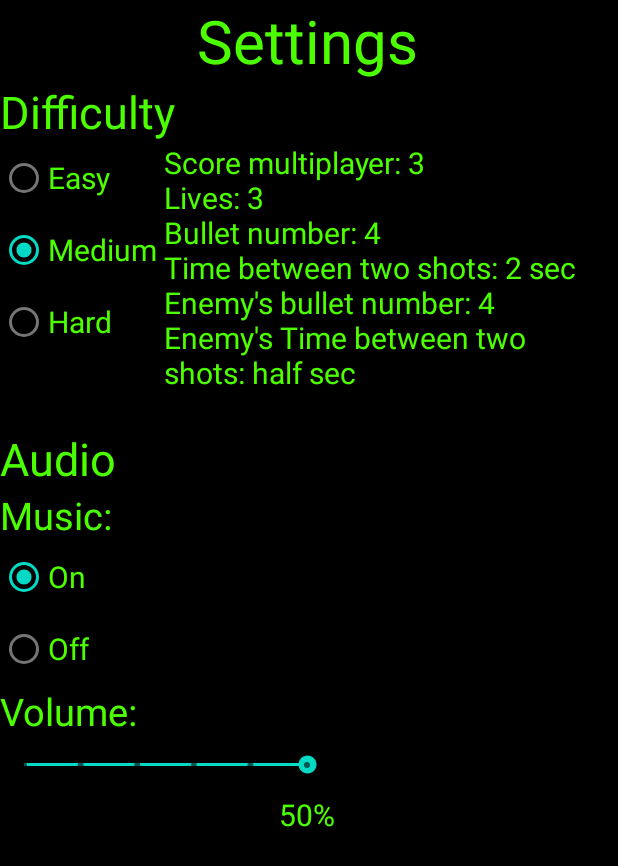
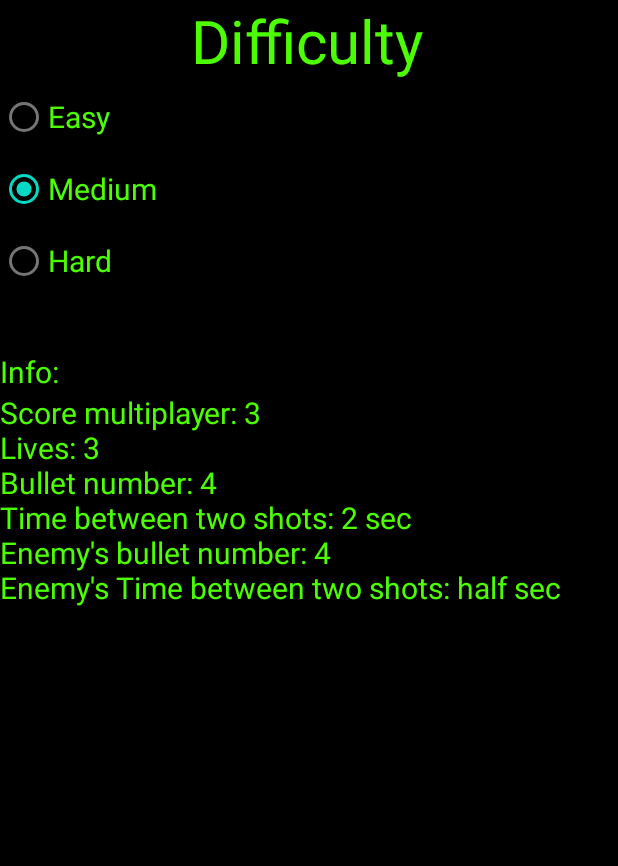
Before and after one commit to AdamBeer2000/MobilPog, an Android app: the DifficultySettingsView screen opened directly, with no data from a screen before it, on a phone screen of 412 x 824 dp. Shown: the top 866 px of the screen. Run offline under Robolectric (Android 15) with nearby library versions, the light colour scheme and no system bars.

Commit message:
UI update

```diff
--- a/app/src/main/AndroidManifest.xml
+++ b/app/src/main/AndroidManifest.xml
@@ -30,7 +30,10 @@
         android:supportsRtl="true"
         android:theme="@style/Theme.MobilpogBead">
         <activity
-            android:name=".Settings"
+            android:name=".DifficultySettingsView"
+            android:exported="true"/>
+        <activity
+            android:name=".AudioSettingsView"
             android:exported="true"/>
         <activity
             android:name=".MainMenu"
--- a/app/src/main/java/com/mobilpogbead/Settings.kt
+++ b/app/src/main/java/com/mobilpogbead/DifficultySettingsView.kt
@@ -1,30 +1,22 @@
 package com.mobilpogbead
 
 import android.annotation.SuppressLint
-import android.content.pm.PackageManager
 import androidx.appcompat.app.AppCompatActivity
 import android.os.Bundle
-import android.os.Environment
 import android.util.Log
-import android.view.Window
 import android.widget.RadioButton
 import android.widget.RadioGroup
 import android.widget.SeekBar
 import android.widget.TextView
-import androidx.core.app.ActivityCompat
 import com.google.gson.Gson
 import com.mobilpogbead.audio.SingletonAudioManager
 import com.mobilpogbead.settings.AudioSettings
 import com.mobilpogbead.settings.DifficultiSettings
-import com.mobilpogbead.settings.MySettings
 import java.io.File
-import com.google.gson.reflect.TypeToken
 import com.mobilpogbead.settings.getCurrentSettings
-import java.lang.reflect.Type
-import java.util.jar.Manifest
 
 
-class Settings : AppCompatActivity() {
+class DifficultySettingsView : AppCompatActivity() {
 
     lateinit var radioButtonEasy: RadioButton
     lateinit var radioButtonMedium: RadioButton
@@ -44,7 +36,7 @@ class Settings : AppCompatActivity() {
     {
         super.onCreate(savedInstanceState)
         supportActionBar?.hide()
-        setContentView(R.layout.activity_settings)
+        setContentView(R.layout.activity_settings_difficulty)
 
         radioButtonEasy = findViewById(R.id.difficultyRadioGroupEasy)
         radioButtonMedium = findViewById(R.id.difficultyRadioGroupMedium)
@@ -52,19 +44,6 @@ class Settings : AppCompatActivity() {
         difficultyRadioButtonGroup = findViewById(R.id.difficultyRadioGroup)
 
         difficultyInfoText = findViewById(R.id.difficoltyInfoText)
-
-        musicRadioGrupOn = findViewById(R.id.musicRadioGrupOn)
-        musicRadioGrupOff = findViewById(R.id.musicRadioGrupOff)
-        musicRadioGrup = findViewById(R.id.musicRadioGrup)
-
-        volumeSeekBar = findViewById(R.id.volumeSeekBar)
-        volumeSeekBar.setMax(10)
-        volumeSeekBar.progress = (AudioSettings.audioVolume * 10).toInt()
-
-
-        percentageView = findViewById(R.id.percentageView)
-
-        percentageView.text = "${(AudioSettings.audioVolume * 100).toInt()}%"
 
         when (DifficultiSettings.diffisultiSetting) {
             DifficultiSettings.Difficulti.Easy -> {
@@ -77,46 +56,11 @@ class Settings : AppCompatActivity() {
                 difficultyRadioButtonGroup.check(R.id.difficultyRadioGroupHard)
             }
         }
+
         difficultyInfoText.text = DifficultiSettings.getSetting().info
 
         difficultyRadioButtonGroup.setOnCheckedChangeListener { radioGroup, i ->
             changeDificulti(i)
-        }
-
-        volumeSeekBar.setOnSeekBarChangeListener(object : SeekBar.OnSeekBarChangeListener {
-
-            override fun onProgressChanged(seekBar: SeekBar, i: Int, b: Boolean) {
-                AudioSettings.audioVolume = seekBar.progress / 10F
-                percentageView.text = "${seekBar.progress * 10}%"
-                Log.d("Seekbar", "${seekBar.progress}")
-            }
-
-            override fun onStartTrackingTouch(seekBar: SeekBar) {
-                AudioSettings.audioVolume = seekBar.progress / 10F
-                percentageView.text = "${seekBar.progress * 10}%"
-                Log.d("Seekbar", "${seekBar.progress}")
-            }
-
-            override fun onStopTrackingTouch(seekBar: SeekBar) {
-                AudioSettings.audioVolume = seekBar.progress / 10F
-                percentageView.text = "${seekBar.progress * 10}%"
-                Log.d("Seekbar", "${seekBar.progress}")
-            }
-        })
-
-        when (AudioSettings.MusicStateSetting) {
-            AudioSettings.MusicState.On -> musicRadioGrup.check(R.id.musicRadioGrupOn)
-            AudioSettings.MusicState.Off -> musicRadioGrup.check(R.id.musicRadioGrupOff)
-        }
-
-        musicRadioGrup.setOnCheckedChangeListener { radioGroup, i ->
-            if (i == R.id.musicRadioGrupOn) {
-                AudioSettings.MusicStateSetting = AudioSettings.MusicState.On
-                SingletonAudioManager.playMenuMusic(this)
-            } else {
-                AudioSettings.MusicStateSetting = AudioSettings.MusicState.Off
-                SingletonAudioManager.stopMenuMusic()
-            }
         }
     }
 
--- a/app/src/main/java/com/mobilpogbead/MainActivity.kt
+++ b/app/src/main/java/com/mobilpogbead/MainActivity.kt
@@ -126,8 +126,6 @@ class MainActivity : AppCompatActivity() {
             SingletonAudioManager.playLose(this)
             controller.model.result = 0
         }
-
-
     }
 
     fun back(v:View)
--- a/app/src/main/java/com/mobilpogbead/MainMenu.kt
+++ b/app/src/main/java/com/mobilpogbead/MainMenu.kt
@@ -1,26 +1,16 @@
 package com.mobilpogbead
 
 import android.content.Intent
-import android.content.pm.PackageManager
 import androidx.appcompat.app.AppCompatActivity
 import android.os.Bundle
-import android.os.Environment
 import android.util.Log
 import android.view.View
-import android.view.Window
 import android.widget.ImageView
-import androidx.core.app.ActivityCompat
 import com.mobilpogbead.audio.SingletonAudioManager
-import com.mobilpogbead.settings.AudioSettings
 import java.io.File
 import java.util.*
 import com.google.gson.*
-import com.google.gson.reflect.TypeToken
-import com.google.gson.stream.JsonReader
 import com.mobilpogbead.settings.MySettings
-import com.mobilpogbead.settings.getCurrentSettings
-import java.io.StringReader
-import java.lang.reflect.Type
 
 //import com.mobilpogbead.audio.AudioManager
 class MainMenu : AppCompatActivity()
@@ -36,9 +26,13 @@ class MainMenu : AppCompatActivity()
         startActivity(Intent(this,MainActivity::class.java))
         SingletonAudioManager.stopMenuMusic()
     }
-    fun toSettings(v:View)
+    fun toAudioSettings(v:View)
     {
-        startActivity(Intent(this,Settings::class.java))
+        startActivity(Intent(this,AudioSettingsView::class.java))
+    }
+    fun toDifficultySettings(v:View)
+    {
+        startActivity(Intent(this,DifficultySettingsView::class.java))
     }
 
     override fun onCreate(savedInstanceState: Bundle?)
--- a/app/src/main/java/com/mobilpogbead/model/Model.kt
+++ b/app/src/main/java/com/mobilpogbead/model/Model.kt
@@ -151,7 +151,6 @@ class Model(val boundaries:Boundaries, val context: Context)
             if(spaceship!=null)
             {
                 objects.add(spaceship as Spaceship)
-                enemys.add(spaceship as Spaceship)
             }
         }
 
@@ -216,6 +215,11 @@ class Model(val boundaries:Boundaries, val context: Context)
     {
         for(bullet in playerBullets)
         {
+            if(spaceship?.let { bullet.collision(it) } == true)
+            {
+                SingletonAudioManager.playExplosion(context)
+                Log.d("Hit","Hit")
+            }
             for(enenmy in enemys)
             {
                 if(bullet.collision(enenmy))
--- a/app/src/main/res/layout/activity_settings.xml
+++ b/app/src/main/res/layout/activity_settings_audio.xml
@@ -5,7 +5,7 @@
     android:layout_width="match_parent"
     android:layout_height="match_parent"
     android:background="#000000"
-    tools:context=".Settings">
+    tools:context=".DifficultySettingsView">
     <LinearLayout
         android:layout_width="409dp"
         android:layout_height="729dp"
@@ -19,74 +19,9 @@
             android:layout_width="match_parent"
             android:layout_height="wrap_content"
             android:gravity="center_horizontal"
-            android:text="Settings"
+            android:text="Audio"
             android:textColor="#4CFF00"
             android:textSize="40sp" />
-
-        <TextView
-            android:id="@+id/textView10"
-            android:layout_width="match_parent"
-            android:layout_height="wrap_content"
-            android:gravity="left"
-            android:text="Difficulty"
-            android:textColor="#4CFF00"
-            android:textSize="30sp" />
-
-        <LinearLayout
-            android:layout_width="wrap_content"
-            android:layout_height="wrap_content"
-            android:orientation="horizontal">
-
-            <RadioGroup
-                android:id="@+id/difficultyRadioGroup"
-                android:layout_width="match_parent"
-                android:layout_height="match_parent">
-
-                <RadioButton
-                    android:id="@+id/difficultyRadioGroupEasy"
-                    android:layout_width="match_parent"
-                    android:layout_height="wrap_content"
-                    android:text="Easy"
-                    android:textColor="#4CFF00"
-                    android:textSize="20sp" />
-
-                <RadioButton
-                    android:id="@+id/difficultyRadioGroupMedium"
-                    android:layout_width="match_parent"
-                    android:layout_height="wrap_content"
-                    android:text="Medium "
-                    android:textColor="#4CFF00"
-                    android:textSize="20sp" />
-
-                <RadioButton
-                    android:id="@+id/difficultyRadioGroupHard"
-                    android:layout_width="match_parent"
-                    android:layout_height="wrap_content"
-                    android:text="Hard"
-                    android:textColor="#4CFF00"
-                    android:textSize="20sp" />
-            </RadioGroup>
-
-            <TextView
-                android:id="@+id/difficoltyInfoText"
-                android:layout_width="match_parent"
-                android:layout_height="wrap_content"
-                android:layout_weight="1"
-                android:gravity="left"
-                android:text="Lorem ipsum dolor sit amet, in erat aeterno reformidans ius, dicam fabulas epicurei in has, nec ipsum legere appetere te. His eius conclusionemque ex. Sed amet affert interpretaris ex. Has at urbanitas contentiones, vis at soleat detraxit."
-                android:textColor="#4CFF00"
-                android:textSize="20sp" />
-
-        </LinearLayout>
-
-        <TextView
-            android:id="@+id/textView4"
-            android:layout_width="match_parent"
-            android:layout_height="wrap_content"
-            android:gravity="left"
-            android:text="Audio"
-            android:textColor="#4CFF00"
-            android:textSize="30sp" />
 
         <LinearLayout
             android:layout_width="match_parent"
--- /dev/null
+++ b/app/src/main/res/layout/activity_settings_difficulty.xml
@@ -0,0 +1,94 @@
+<?xml version="1.0" encoding="utf-8"?>
+<androidx.constraintlayout.widget.ConstraintLayout xmlns:android="http://schemas.android.com/apk/res/android"
+    xmlns:app="http://schemas.android.com/apk/res-auto"
+    xmlns:tools="http://schemas.android.com/tools"
+    android:layout_width="match_parent"
+    android:layout_height="match_parent"
+    android:background="#000000"
+    tools:context=".DifficultySettingsView">
+    <LinearLayout
+        android:layout_width="409dp"
+        android:layout_height="729dp"
+        android:orientation="vertical"
+        tools:layout_editor_absoluteX="1dp"
+        tools:layout_editor_absoluteY="1dp"
+        tools:ignore="MissingConstraints">
+
+        <TextView
+            android:id="@+id/textView"
+            android:layout_width="match_parent"
+            android:layout_height="wrap_content"
+            android:gravity="center_horizontal"
+            android:text="Difficulty"
+            android:textColor="#4CFF00"
+            android:textSize="40sp" />
+
+        <LinearLayout
+            android:layout_width="wrap_content"
+            android:layout_height="wrap_content"
+            android:orientation="horizontal">
+
+            <RadioGroup
+                android:id="@+id/difficultyRadioGroup"
+                android:layout_width="match_parent"
+                android:layout_height="match_parent">
+
+                <RadioButton
+                    android:id="@+id/difficultyRadioGroupEasy"
+                    android:layout_width="match_parent"
+                    android:layout_height="wrap_content"
+                    android:text="Easy"
+                    android:textColor="#4CFF00"
+                    android:textSize="20sp" />
+
+                <RadioButton
+                    android:id="@+id/difficultyRadioGroupMedium"
+                    android:layout_width="match_parent"
+                    android:layout_height="wrap_content"
+                    android:text="Medium "
+                    android:textColor="#4CFF00"
+                    android:textSize="20sp" />
+
+                <RadioButton
+                    android:id="@+id/difficultyRadioGroupHard"
+                    android:layout_width="match_parent"
+                    android:layout_height="wrap_content"
+                    android:text="Hard"
+                    android:textColor="#4CFF00"
+                    android:textSize="20sp" />
+            </RadioGroup>
+
+        </LinearLayout>
+
+        <Space
+            android:layout_width="match_parent"
+            android:layout_height="36dp" />
+
+        <LinearLayout
+            android:layout_width="match_parent"
+            android:layout_height="wrap_content"
+            android:orientation="vertical">
+
+            <TextView
+                android:id="@+id/difficoltyInfoText2"
+                android:layout_width="wrap_content"
+                android:layout_height="wrap_content"
+                android:layout_weight="1"
+                android:gravity="left"
+                android:text="Info:"
+                android:textColor="#4CFF00"
+                android:textSize="20sp" />
+
+            <TextView
+                android:id="@+id/difficoltyInfoText"
+                android:layout_width="match_parent"
+                android:layout_height="wrap_content"
+                android:layout_weight="1"
+                android:gravity="left"
+                android:text="Lorem ipsum dolor sit amet, in erat aeterno reformidans ius, dicam fabulas epicurei in has, nec ipsum legere appetere te. His eius conclusionemque ex. Sed amet affert interpretaris ex. Has at urbanitas contentiones, vis at soleat detraxit."
+                android:textColor="#4CFF00"
+                android:textSize="20sp" />
+        </LinearLayout>
+
+    </LinearLayout>
+</androidx.constraintlayout.widget.ConstraintLayout>
```
Also changed, not shown: app/src/main/java/com/mobilpogbead/AudioSettingsView.kt (added, +101 -0 lines), app/src/main/res/layout/activity_main_menu.xml (+16 -3 lines).
